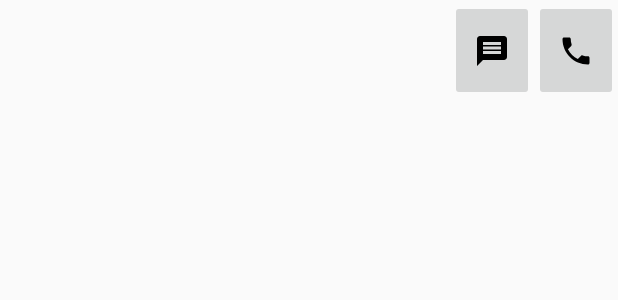
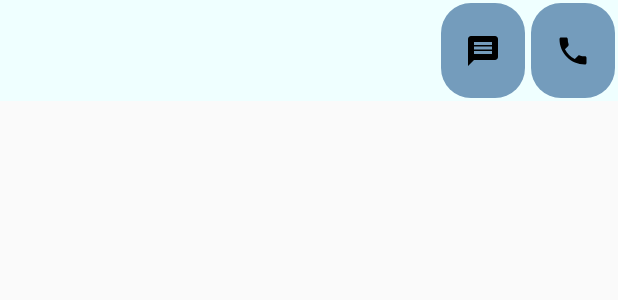
Before and after one commit to FDSMPS/FDSMPS-android, an Android app: the layout contact_row.xml on its own in the app's theme, with its tools: preview values and no code run, on a phone screen of 412 x 824 dp. Shown: the top 300 px of the screen. Run offline under Robolectric (Android 15) with nearby library versions, the phone set to English and light mode, and no system bars.

Commit message:
button color and background color

```diff
--- a/app/src/main/res/layout/activity_feed.xml
+++ b/app/src/main/res/layout/activity_feed.xml
@@ -3,6 +3,7 @@
     xmlns:app="http://schemas.android.com/apk/res-auto"
     xmlns:tools="http://schemas.android.com/tools"
     android:layout_width="match_parent"
+    android:background="#efffff"
     android:layout_height="match_parent"
     tools:context="ca.ualberta.dorsa.seccam.activities.FeedActivity">
 
--- a/app/src/main/res/layout/activity_log.xml
+++ b/app/src/main/res/layout/activity_log.xml
@@ -10,9 +10,9 @@
         android:id="@+id/nav_view"
         android:layout_width="0dp"
         android:layout_height="wrap_content"
+        android:background="#efffff"
         android:layout_marginStart="0dp"
         android:layout_marginEnd="0dp"
-        android:background="?android:attr/windowBackground"
         app:layout_constraintBottom_toBottomOf="parent"
         app:layout_constraintLeft_toLeftOf="parent"
         app:layout_constraintRight_toRightOf="parent"
--- a/app/src/main/res/layout/activity_main.xml
+++ b/app/src/main/res/layout/activity_main.xml
@@ -3,6 +3,7 @@
     xmlns:app="http://schemas.android.com/apk/res-auto"
     xmlns:tools="http://schemas.android.com/tools"
     android:layout_width="match_parent"
+    android:background="#efffff"
     android:layout_height="match_parent"
     tools:context="ca.ualberta.dorsa.seccam.activities.MainActivity">
 
--- a/app/src/main/res/layout/contact_row.xml
+++ b/app/src/main/res/layout/contact_row.xml
@@ -2,6 +2,7 @@
 <LinearLayout
     xmlns:android="http://schemas.android.com/apk/res/android"
     android:orientation="horizontal"
+    android:background="#efffff"
     android:layout_width="match_parent"
     android:layout_height="wrap_content"
     >
@@ -23,7 +24,12 @@
         android:layout_width="wrap_content"
         android:layout_height="fill_parent"
         android:paddingLeft="16dp"
+        android:background="@drawable/round_button_blue"
         android:paddingRight="16dp"
+        android:layout_marginLeft="2dp"
+        android:layout_marginRight="2dp"
+        android:layout_marginTop="2dp"
+        android:layout_marginBottom="2dp"
         android:textSize="20dp"
         android:src="@drawable/ic_message_black_24dp"
         />
@@ -32,6 +38,11 @@
         android:id="@+id/call_button"
         android:layout_width="wrap_content"
         android:layout_height="fill_parent"
+        android:layout_marginLeft="2dp"
+        android:layout_marginRight="2dp"
+        android:layout_marginTop="2dp"
+        android:layout_marginBottom="2dp"
+        android:background="@drawable/round_button_blue"
         android:paddingLeft="16dp"
         android:paddingRight="16dp"
         android:textSize="20dp"
--- a/app/src/main/res/layout/fragment_alerts.xml
+++ b/app/src/main/res/layout/fragment_alerts.xml
@@ -2,6 +2,7 @@
 <androidx.constraintlayout.widget.ConstraintLayout xmlns:android="http://schemas.android.com/apk/res/android"
     xmlns:app="http://schemas.android.com/apk/res-auto"
     android:layout_width="match_parent"
+    android:background="#efffff"
     android:layout_height="match_parent">
 
     <TextView
--- a/app/src/main/res/layout/fragment_next_steps.xml
+++ b/app/src/main/res/layout/fragment_next_steps.xml
@@ -3,6 +3,7 @@
     xmlns:app="http://schemas.android.com/apk/res-auto"
     xmlns:tools="http://schemas.android.com/tools"
     android:layout_width="match_parent"
+    android:background="#efffff"
     android:layout_height="match_parent">
 
     <androidx.recyclerview.widget.RecyclerView
--- a/app/src/main/res/layout/fragment_settings.xml
+++ b/app/src/main/res/layout/fragment_settings.xml
@@ -5,6 +5,7 @@ xmlns:tools="http://schemas.android.com/tools"
     android:layout_width="match_parent"
     android:weightSum="10"
     android:orientation="vertical"
+    android:background="#efffff"
     android:layout_height="match_parent"
     tools:context="ca.ualberta.dorsa.seccam.activities.LogActivity">
 
```
Lines whose indentation alone changed are shown as unchanged.
